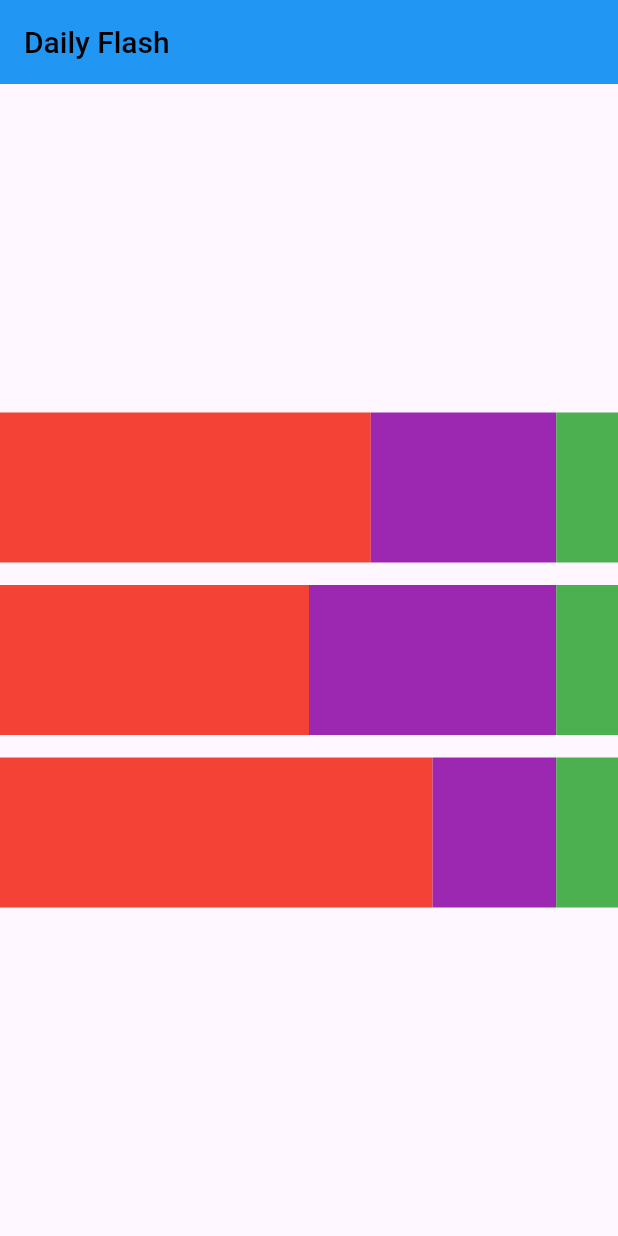
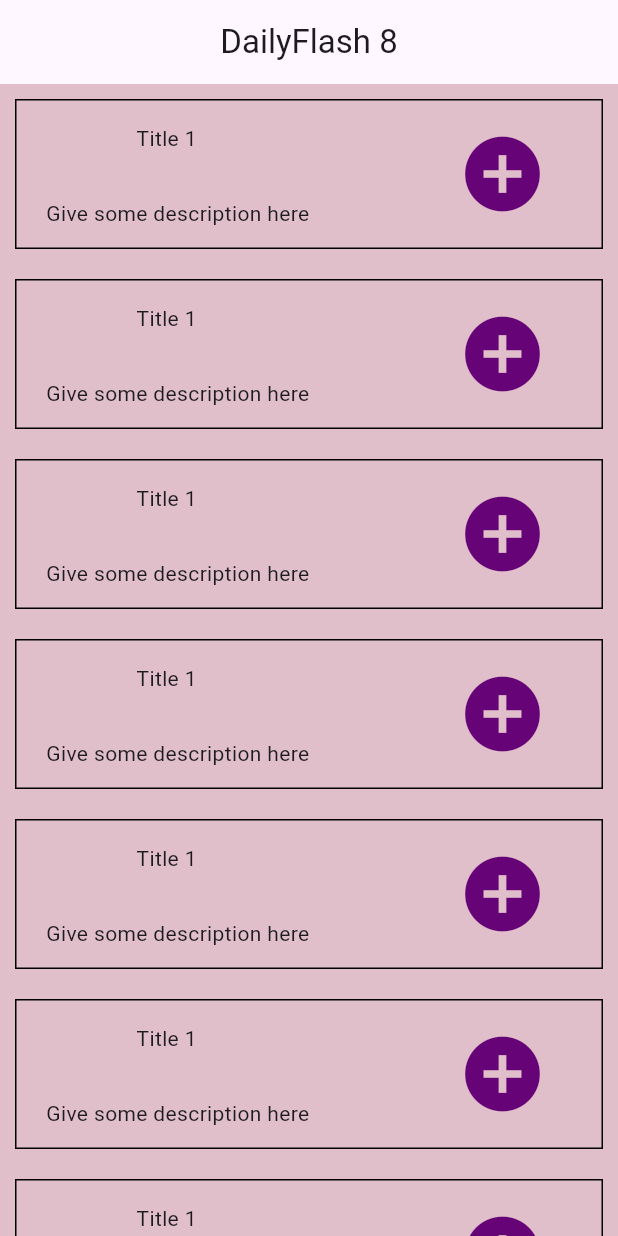
Before and after one commit to Vinay1513/FlutterDailyFlash, a Flutter app: the screen it shows after launch, on a phone screen of 412 x 824 dp. Run offline on Flutter 3.47's test engine with Material 3 defaults, Android fonts, the light colour scheme and no system bars; our stand-ins replace google_fonts; key blocks and very long unbroken strings in the code were emptied for the run.

Commit message:
first commit

```diff
--- a/Day1/assignment1/lib/main.dart
+++ b/Day1/assignment1/lib/main.dart
@@ -2,7 +2,7 @@
 
 import 'package:flutter/material.dart';
 
-import 'package:assignment1/ques35.dart';
+import 'package:assignment1/ques40.dart';
 
 void main() {
   runApp(const MyApp());
@@ -16,7 +16,7 @@ class MyApp extends StatelessWidget {
     return const MaterialApp(
       title: 'Daily flash',
       debugShowCheckedModeBanner: false,
-      home: question35(),
+      home: question40(),
     );
   }
 }
--- /dev/null
+++ b/Day1/assignment1/lib/ques40.dart
@@ -0,0 +1,81 @@
+import 'package:flutter/material.dart';
+
+class question40 extends StatefulWidget {
+  const question40({super.key});
+
+  @override
+  State<question40> createState() => _question40State();
+}
+
+class _question40State extends State<question40> {
+  @override
+  Widget build(BuildContext context) {
+    return Scaffold(
+      backgroundColor: Color.fromARGB(255, 224, 191, 202),
+      appBar: AppBar(
+        title: const Text("DailyFlash 8"),
+        centerTitle: true,
+      ),
+      body: SingleChildScrollView(
+        scrollDirection: Axis.vertical,
+        child: Column(
+          mainAxisAlignment: MainAxisAlignment.start,
+          crossAxisAlignment: CrossAxisAlignment.start,
+          children: List.generate(
+            10,
+            (index) => Padding(
+              padding: const EdgeInsets.all(10.0),
+              child: Container(
+                height: 100,
+                width: double.maxFinite,
+                decoration: BoxDecoration(
+                  border: Border.all(color: Colors.black),
+                ),
+                child: Row(
+                  children: [
+                    Container(
+                      height: 100,
+                      width: 200,
+                      child: const Column(
+                        children: [
+                          Padding(
+                            padding: EdgeInsets.only(top: 15.0),
+                            child: Text("Title 1"),
+                          ),
+                          SizedBox(
+                            height: 30,
+                          ),
+                          Padding(
+                            padding: EdgeInsets.only(left: 15.0),
+                            child: Text("Give some description here"),
+                          )
+                        ],
+                      ),
+                    ),
+                    const SizedBox(width: 40),
+                    const Expanded(
+                      child: Column(
+                        crossAxisAlignment: CrossAxisAlignment.center,
+                        mainAxisAlignment: MainAxisAlignment.center,
+                        children: [
+                          Padding(
+                            padding: EdgeInsets.only(left: 18.0),
+                            child: Icon(
+                              Icons.add_circle_outlined,
+                              color: Color.fromARGB(255, 102, 4, 119),
+                              size: 60,
+                            ),
+                          ),
+                        ],
+                      ),
+                    ),
+                  ],
+                ),
+              ),
+            ),
+          ),
+        ),
+      ),
+    );
+  }
+}
```
Also changed, not shown: Day1/assignment1/lib/ques36.dart (added, +77 -0 lines), Day1/assignment1/lib/ques37.dart (added, +90 -0 lines), Day1/assignment1/lib/ques38.dart (added, +48 -0 lines), Day1/assignment1/lib/ques39.dart (added, +98 -0 lines), Day1/ques36.png (added), Day1/ques38.png (added), 3 other files.
